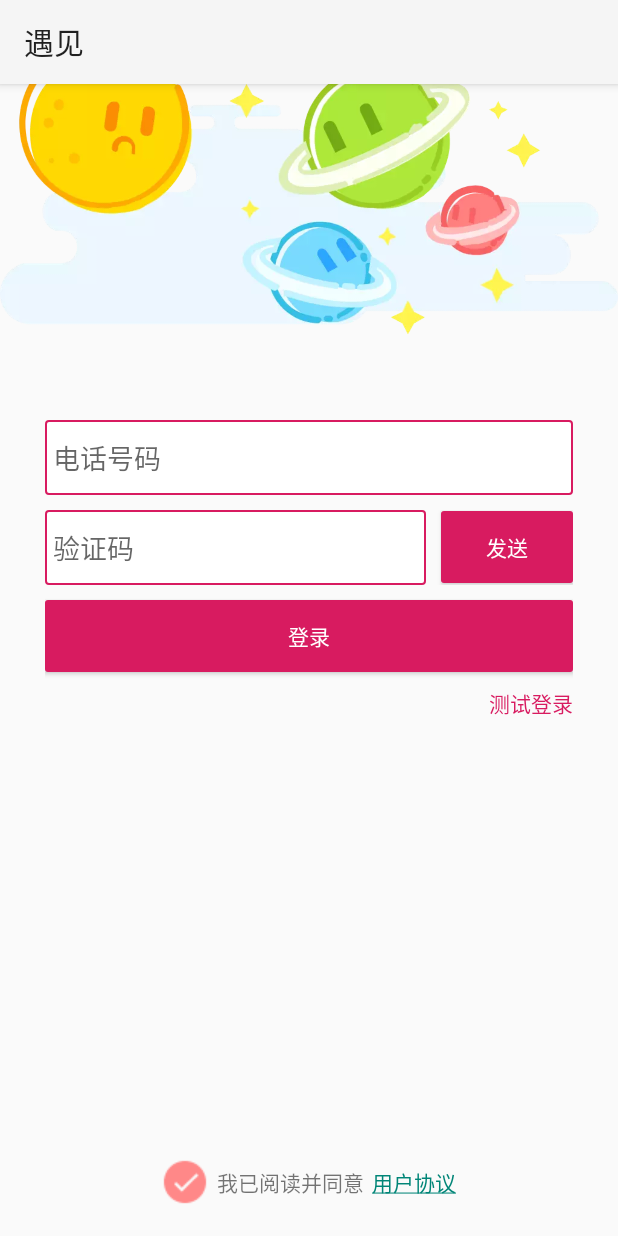
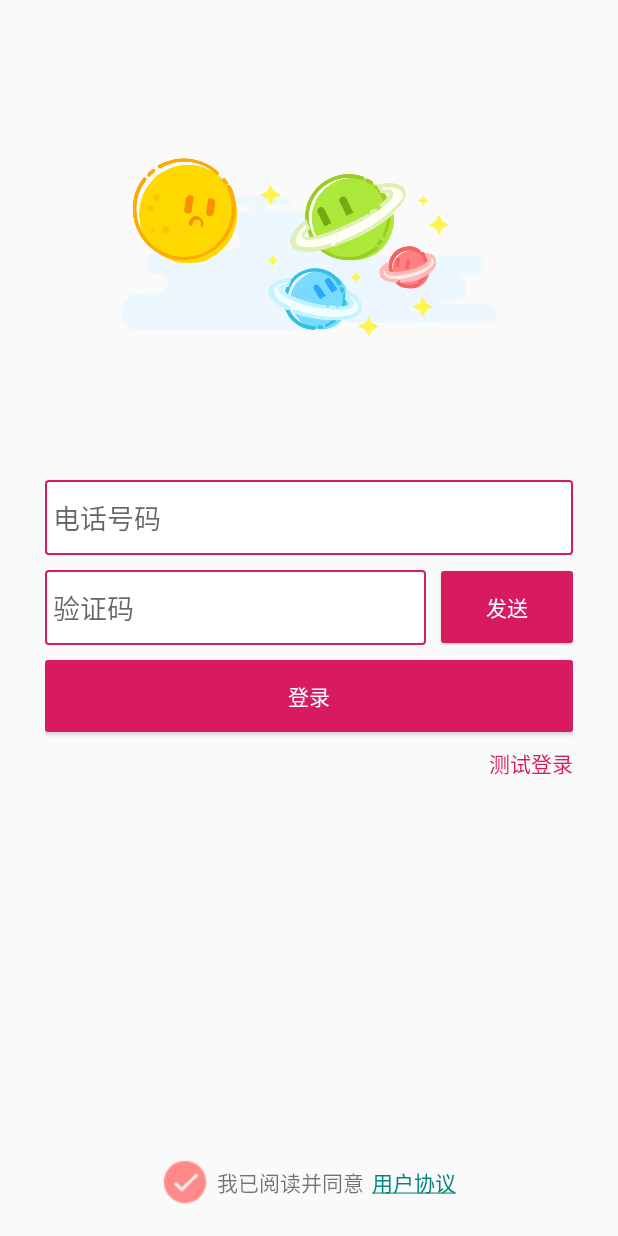
Before and after one commit to uzi1995/Meet, an Android app: the LoginActivity screen opened directly, with no data from a screen before it, on a phone screen of 412 x 824 dp. Run offline under Robolectric (Android 15) with nearby library versions, the phone set to English and light mode, and no system bars; libraries missing offline, so code that uses them is left out: cn.bmob.v3; 3 statements that could not run were skipped.

Commit message:
APP启动流程（2）

```diff
--- a/app/src/main/java/com/example/meet/ui/LoginActivity.java
+++ b/app/src/main/java/com/example/meet/ui/LoginActivity.java
@@ -64,8 +64,6 @@
         }
     });
 
-
-
     @Override
     protected void onCreate(Bundle savedInstanceState) {
         super.onCreate(savedInstanceState);
@@ -78,8 +76,9 @@
 
         initDialogView();
 
-        tv_test_login = findViewById(R.id.tv_test_login);
-        tv_test_login.setOnClickListener(this);
+
+//        tv_test_login = findViewById(R.id.tv_test_login);
+//        tv_test_login.setOnClickListener(this);
         et_phone = (EditText) findViewById(R.id.et_phone);
         et_code = (EditText) findViewById(R.id.et_code);
         btn_send_code = (Button) findViewById(R.id.btn_send_code);
@@ -113,7 +112,7 @@
     public void onClick(View v) {
         switch(v.getId()){
             case R.id.btn_send_code:
-                DialogManager.getInstance().show(mCodeView);
+               DialogManager.getInstance().show(mCodeView);
                 break;
             case R.id.btn_login:
                 login();
@@ -140,7 +139,7 @@
             return;
         }
         //显示LodingView
-        mLodingView.show("正在登录...");
+        mLodingView.show(getString(R.string.text_login_now_login_text));
         BmobManager.getInstance().signOrLoginByMobilePhone(phone, code, new LogInListener<IMUser>() {
             @Override
             public void done(IMUser imUser, BmobException e) {
@@ -151,8 +150,12 @@
                     SpUtils.getInstance().putString(Constants.SP_PHONE, phone);
                     finish();
                 }else{
-                    Toast.makeText(LoginActivity.this, "ERROR" + e.toString(),
-                            Toast.LENGTH_SHORT).show();
+                    if(e.getErrorCode() == 207){
+                        Toast.makeText(LoginActivity.this, getString(R.string.text_login_code_error), Toast.LENGTH_SHORT).show();
+                    }else{
+                        Toast.makeText(LoginActivity.this, "ERROR" + e.toString(),
+                                Toast.LENGTH_SHORT).show();
+                    }
                 }
             }
         });
@@ -174,11 +177,11 @@
                 if(e == null){
                     btn_send_code.setEnabled(false);
                     mHandler.sendEmptyMessage(H_TIME);
-                    Toast.makeText(LoginActivity.this, "短信验证码发送成功",
+                    Toast.makeText(LoginActivity.this,  getString(R.string.text_user_resuest_succeed),
                             Toast.LENGTH_SHORT).show();
                 }else{
-                    LogUtils.e("SMS:" + e.toString());
-                    Toast.makeText(LoginActivity.this, "短信验证码发送失败",
+                    //LogUtils.e("SMS:" + e.toString());
+                    Toast.makeText(LoginActivity.this, getString(R.string.text_user_resuest_fail),
                             Toast.LENGTH_SHORT).show();
                 }
             }
--- a/app/src/main/res/layout/activity_login.xml
+++ b/app/src/main/res/layout/activity_login.xml
@@ -9,9 +9,11 @@
         android:orientation="vertical">
 
         <ImageView
-            android:layout_width="match_parent"
+            android:layout_width="250dp"
             android:layout_height="250dp"
-            android:src="@drawable/img_login_bg" />
+            android:src="@drawable/img_login_bg"
+            android:layout_gravity="center"
+            android:layout_marginTop="40dp"/>
 
         <LinearLayout
             android:layout_width="match_parent"
--- a/app/src/main/res/layout/activity_test.xml
+++ b/app/src/main/res/layout/activity_test.xml
@@ -7,6 +7,7 @@
 
 
     <com.example.framework.view.TouchPictureV
+        android:id="@+id/TouchPictureV"
         android:layout_width="match_parent"
         android:layout_height="300dp">
 
--- a/framework/src/main/AndroidManifest.xml
+++ b/framework/src/main/AndroidManifest.xml
@@ -1,6 +1,5 @@
 <manifest xmlns:android="http://schemas.android.com/apk/res/android"
     package="com.example.framework" >
-    <uses-permission android:name="android.permission.WRITE_EXTERNAL_STORAGE" />
     <uses-permission android:name="android.permission.READ_EXTERNAL_STORAGE" />
     <uses-permission android:name="android.permission.INTERNET" />
     <uses-permission android:name="android.permission.ACCESS_NETWORK_STATE" />
--- a/framework/src/main/java/com/example/framework/base/BaseActivity.java
+++ b/framework/src/main/java/com/example/framework/base/BaseActivity.java
@@ -5,7 +5,6 @@
 import android.content.pm.PackageManager;
 import android.net.Uri;
 import android.os.Build;
-import android.os.Bundle;
 import android.provider.Settings;
 import android.widget.Toast;
 
@@ -31,12 +30,7 @@
             Manifest.permission.READ_PHONE_STATE,
             Manifest.permission.WRITE_EXTERNAL_STORAGE,
             Manifest.permission.READ_EXTERNAL_STORAGE,
-            Manifest.permission.CAMERA,
-            Manifest.permission.READ_CONTACTS,
-            Manifest.permission.ACCESS_COARSE_LOCATION,
-            Manifest.permission.RECORD_AUDIO,
-            Manifest.permission.CALL_PHONE,
-            Manifest.permission.ACCESS_FINE_LOCATION
+
 
     };
 
```
Also changed, not shown: app/src/main/AndroidManifest.xml (+6 -2 lines), app/src/main/java/com/example/meet/MainActivity.java (+5 -2 lines), app/src/main/java/com/example/meet/base/BaseApp.java (+12 -1 lines), app/src/main/java/com/example/meet/test/TestActivity.java (+18 -2 lines).
